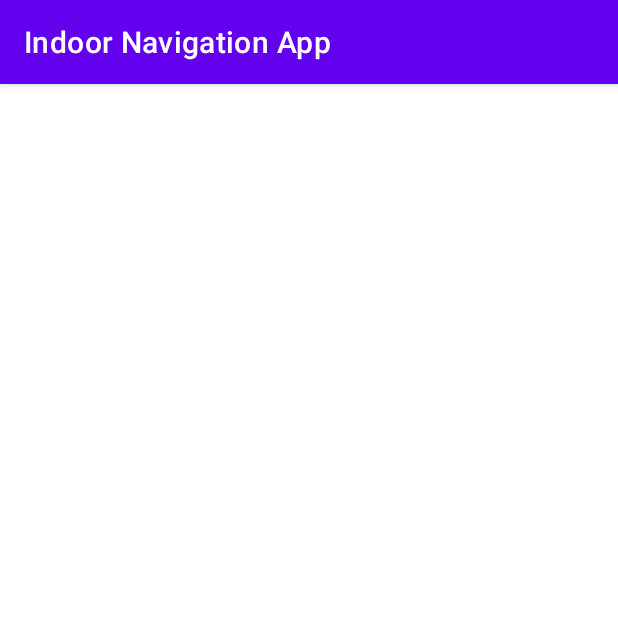
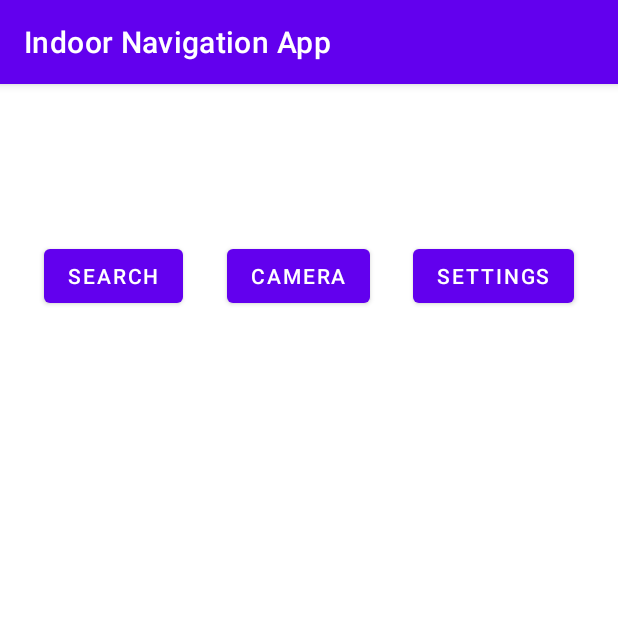
Before and after one commit to Racio-Intern/Indoor-Navigation-App, an Android app: the screen it shows after launch (MainActivity), on a phone screen of 412 x 824 dp, the top half of it. Run offline under Robolectric (Android 15) with nearby library versions, the phone set to English and light mode, and no system bars; 5 statements that could not run were skipped.

Commit message:
second commit

```diff
--- a/IndoorNavigationApp/app/build.gradle
+++ b/IndoorNavigationApp/app/build.gradle
@@ -54,4 +54,5 @@ dependencies {
 
     // fragment
     implementation 'androidx.navigation:navigation-fragment-ktx:2.5.3'
+    implementation 'androidx.navigation:navigation-ui-ktx:2.5.3'
 }
--- /dev/null
+++ b/IndoorNavigationApp/app/src/main/java/com/example/indoornavigationapp/view/entry/EntryFragment.kt
@@ -0,0 +1,47 @@
+package com.example.indoornavigationapp.view.entry
+
+import android.os.Bundle
+import androidx.fragment.app.Fragment
+import android.view.LayoutInflater
+import android.view.View
+import android.view.ViewGroup
+import androidx.navigation.fragment.findNavController
+import com.example.indoornavigationapp.R
+import com.example.indoornavigationapp.databinding.FragmentEntryBinding
+
+
+class EntryFragment : Fragment() {
+    var binding: FragmentEntryBinding? = null
+
+    override fun onCreateView(
+        inflater: LayoutInflater, container: ViewGroup?,
+        savedInstanceState: Bundle?
+    ): View? {
+        binding = FragmentEntryBinding.inflate(inflater)
+        // Inflate the layout for this fragment
+        return binding?.root
+    }
+
+    override fun onViewCreated(view: View, savedInstanceState: Bundle?) {
+        super.onViewCreated(view, savedInstanceState)
+
+        binding?.btnCamera?.setOnClickListener {
+            findNavController().navigate(R.id.action_entryFragment_to_cameraFragment)
+        }
+
+        binding?.btnSearch?.setOnClickListener {
+            findNavController().navigate(R.id.action_entryFragment_to_searchFragment)
+        }
+
+
+        binding?.btnSettings?.setOnClickListener {
+            findNavController().navigate(R.id.action_entryFragment_to_settingsFragment)
+        }
+    }
+
+    override fun onDestroy() {
+        super.onDestroy()
+        binding = null
+    }
+
+}
--- a/IndoorNavigationApp/app/src/main/res/layout/activity_main.xml
+++ b/IndoorNavigationApp/app/src/main/res/layout/activity_main.xml
@@ -6,14 +6,11 @@
     android:layout_height="match_parent"
     tools:context=".MainActivity">
 
-    <TextView
-        android:id="@+id/sample_text"
-        android:layout_width="wrap_content"
-        android:layout_height="wrap_content"
-        android:text="Hello World!"
-        app:layout_constraintBottom_toBottomOf="parent"
-        app:layout_constraintEnd_toEndOf="parent"
-        app:layout_constraintStart_toStartOf="parent"
-        app:layout_constraintTop_toTopOf="parent" />
-
+    <androidx.fragment.app.FragmentContainerView
+        android:id="@+id/fragmentContainerView2"
+        android:name="androidx.navigation.fragment.NavHostFragment"
+        android:layout_width="match_parent"
+        android:layout_height="match_parent"
+        app:defaultNavHost="true"
+        app:navGraph="@navigation/nav_main" />
 </androidx.constraintlayout.widget.ConstraintLayout>
--- /dev/null
+++ b/IndoorNavigationApp/app/src/main/res/layout/fragment_entry.xml
@@ -0,0 +1,42 @@
+<?xml version="1.0" encoding="utf-8"?>
+<androidx.constraintlayout.widget.ConstraintLayout xmlns:android="http://schemas.android.com/apk/res/android"
+    xmlns:app="http://schemas.android.com/apk/res-auto"
+    xmlns:tools="http://schemas.android.com/tools"
+    android:layout_width="match_parent"
+    android:layout_height="match_parent"
+    tools:context=".view.entry.EntryFragment">
+
+    <!-- TODO: Update blank fragment layout -->
+
+    <Button
+        android:id="@+id/btn_camera"
+        android:layout_width="wrap_content"
+        android:layout_height="wrap_content"
+        android:layout_marginTop="104dp"
+        android:text="camera"
+        app:layout_constraintEnd_toStartOf="@+id/btn_settings"
+        app:layout_constraintHorizontal_bias="0.5"
+        app:layout_constraintStart_toEndOf="@+id/btn_search"
+        app:layout_constraintTop_toTopOf="parent" />
+
+    <Button
+        android:id="@+id/btn_search"
+        android:layout_width="wrap_content"
+        android:layout_height="wrap_content"
+        android:text="search"
+        app:layout_constraintEnd_toStartOf="@+id/btn_camera"
+        app:layout_constraintHorizontal_bias="0.5"
+        app:layout_constraintStart_toStartOf="parent"
+        app:layout_constraintTop_toTopOf="@+id/btn_camera" />
+
+    <Button
+        android:id="@+id/btn_settings"
+        android:layout_width="wrap_content"
+        android:layout_height="wrap_content"
+        android:text="settings"
+        app:layout_constraintEnd_toEndOf="parent"
+        app:layout_constraintHorizontal_bias="0.5"
+        app:layout_constraintStart_toEndOf="@+id/btn_camera"
+        app:layout_constraintTop_toTopOf="@+id/btn_camera" />
+
+</androidx.constraintlayout.widget.ConstraintLayout>
--- /dev/null
+++ b/IndoorNavigationApp/app/src/main/res/navigation/nav_main.xml
@@ -0,0 +1,37 @@
+<?xml version="1.0" encoding="utf-8"?>
+<navigation xmlns:android="http://schemas.android.com/apk/res/android"
+    xmlns:app="http://schemas.android.com/apk/res-auto"
+    xmlns:tools="http://schemas.android.com/tools"
+    android:id="@+id/nav_main"
+    app:startDestination="@id/entryFragment">
+
+    <fragment
+        android:id="@+id/entryFragment"
+        android:name="com.example.indoornavigationapp.view.entry.EntryFragment"
+        android:label="fragment_entry"
+        tools:layout="@layout/fragment_entry" >
+        <action
+            android:id="@+id/action_entryFragment_to_searchFragment"
+            app:destination="@id/searchFragment" />
+        <action
+            android:id="@+id/action_entryFragment_to_cameraFragment"
+            app:destination="@id/cameraFragment" />
+        <action
+            android:id="@+id/action_entryFragment_to_settingsFragment"
+            app:destination="@id/settingsFragment" />
+    </fragment>
+    <fragment
+        android:id="@+id/searchFragment"
+        android:name="com.example.indoornavigationapp.view.search.SearchFragment"
+        android:label="fragment_search"
+        tools:layout="@layout/fragment_search" />
+    <fragment
+        android:id="@+id/cameraFragment"
+        android:name="com.example.indoornavigationapp.view.camera.CameraFragment"
+        android:label="fragment_camera"
+        tools:layout="@layout/fragment_camera" />
+    <fragment
+        android:id="@+id/settingsFragment"
+        android:name="com.example.indoornavigationapp.view.settings.SettingsFragment"
+        android:label="SettingsFragment" />
+</navigation>
--- a/IndoorNavigationApp/app/src/main/res/values/strings.xml
+++ b/IndoorNavigationApp/app/src/main/res/values/strings.xml
@@ -1,3 +1,5 @@
 <resources>
     <string name="app_name">Indoor Navigation App</string>
+    <!-- TODO: Remove or change this placeholder text -->
+    <string name="hello_blank_fragment">Hello blank fragment</string>
 </resources>
```
Also changed, not shown: IndoorNavigationApp/app/src/main/AndroidManifest.xml (+7 -0 lines), IndoorNavigationApp/app/src/main/java/com/example/indoornavigationapp/view/camera/CameraFragment.kt (added, +60 -0 lines), IndoorNavigationApp/app/src/main/java/com/example/indoornavigationapp/view/search/SearchFragment.kt (added, +40 -0 lines), IndoorNavigationApp/app/src/main/java/com/example/indoornavigationapp/view/settings/SettingsFragment.kt (added, +92 -0 lines), IndoorNavigationApp/app/src/main/res/layout/fragment_camera.xml (added, +8 -0 lines), IndoorNavigationApp/app/src/main/res/layout/fragment_search.xml (added, +22 -0 lines), IndoorNavigationApp/app/src/main/res/layout/fragment_settings.xml (added, +42 -0 lines), 19 other files.
